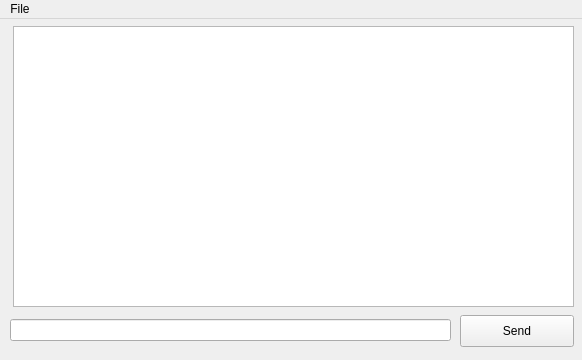
Qt form mainwindow.ui (krystofcelba/qtiRecovery) before a commit.
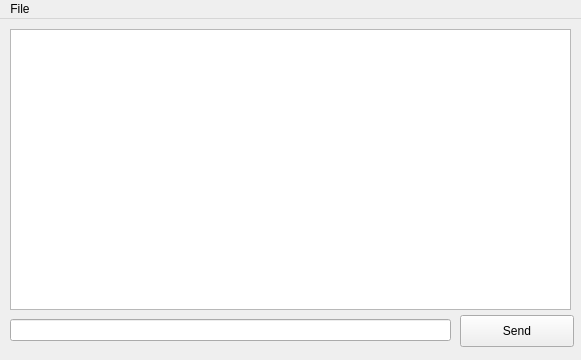
The same form after that commit.

Commit message: Added device info dialog

The edit to the form file:
```diff
--- a/mainwindow.ui
+++ b/mainwindow.ui
@@ -6,7 +6,7 @@
    <rect>
     <x>0</x>
     <y>0</y>
-    <width>582</width>
+    <width>581</width>
     <height>360</height>
    </rect>
   </property>
@@ -62,12 +62,15 @@
    <widget class="QTextEdit" name="textEdit">
     <property name="geometry">
      <rect>
-      <x>13</x>
-      <y>7</y>
+      <x>10</x>
+      <y>10</y>
       <width>561</width>
       <height>281</height>
      </rect>
     </property>
+    <property name="readOnly">
+     <bool>true</bool>
+    </property>
    </widget>
   </widget>
   <widget class="QMenuBar" name="menuBar">
@@ -75,7 +78,7 @@
     <rect>
      <x>0</x>
      <y>0</y>
-     <width>582</width>
+     <width>581</width>
      <height>22</height>
     </rect>
    </property>
```
Left out of the diff: 2 changed lines with no effect on the pictures. The commit also changes 3 other files.
